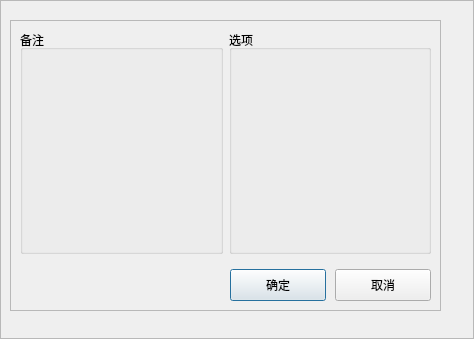
Old version of the form src/Forms/NewAddressForm.ui in the repository to1dev/tengu.
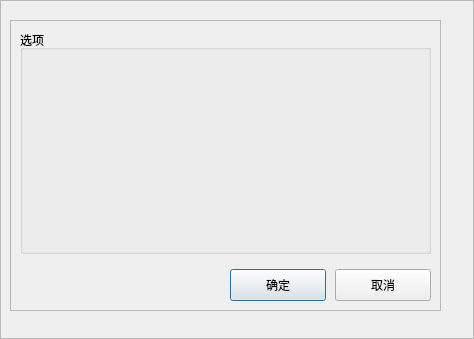
New version of the form.

Commit message: update desc for wallet and address, ui and functions

Patch:
```diff
--- a/src/Forms/NewAddressForm.ui
+++ b/src/Forms/NewAddressForm.ui
@@ -49,13 +49,6 @@
       <layout class="QVBoxLayout" name="verticalLayout_2">
        <item>
         <layout class="QHBoxLayout" name="layoutContent">
-         <item>
-          <widget class="QGroupBox" name="groupBoxDesc">
-           <property name="title">
-            <string>备注</string>
-           </property>
-          </widget>
-         </item>
          <item>
           <widget class="QGroupBox" name="groupBox">
            <property name="sizePolicy">
```
The commit also changes 8 other files.
